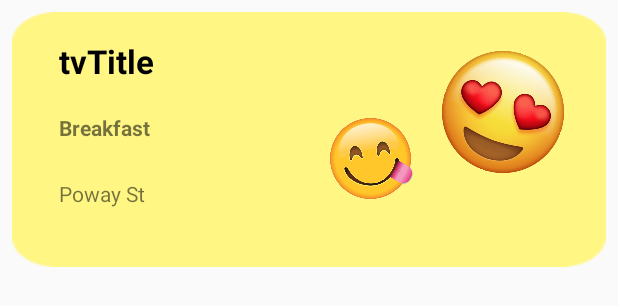
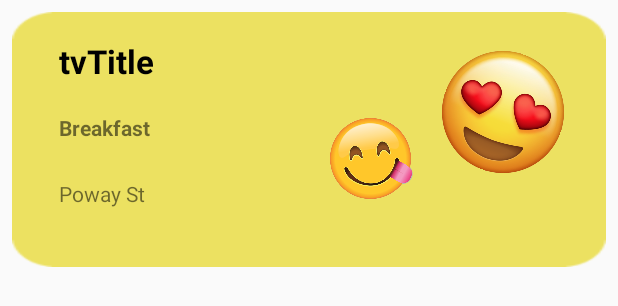
Before and after one commit to FarzanKh/I-Am-Feeling-Hungry, an Android app: the layout favorite_restaurant_item.xml on its own in the app's theme, with its tools: preview values and no code run, on a phone screen of 412 x 824 dp. Shown: the top 306 px of the screen. Run offline under Robolectric (Android 15) with nearby library versions, the phone set to English and light mode, and no system bars.

Commit message:
minor changes

```diff
--- a/app/src/main/res/layout/activity_dashboard.xml
+++ b/app/src/main/res/layout/activity_dashboard.xml
@@ -5,12 +5,14 @@
     android:layout_width="match_parent"
     android:layout_height="match_parent"
     android:gravity="center"
+    android:background="#FFFDE7"
     android:orientation="vertical">
 
     <TextView
         android:layout_width="wrap_content"
         android:layout_height="wrap_content"
         android:layout_marginBottom="40dp"
+        android:fontFamily="sans-serif-black"
         android:text="I'm Feeling Hungry!"
         android:textColor="#FF5722"
         android:textSize="30sp"
--- a/app/src/main/res/layout/favorite_restaurant_item.xml
+++ b/app/src/main/res/layout/favorite_restaurant_item.xml
@@ -6,7 +6,7 @@
     android:layout_height="170dp"
     android:layout_margin="8dp"
     android:background="@drawable/card2"
-    android:backgroundTint="#FFF684"
+    android:backgroundTint="#ECE161"
     android:orientation="vertical"
     android:padding="10dp">
 
```
